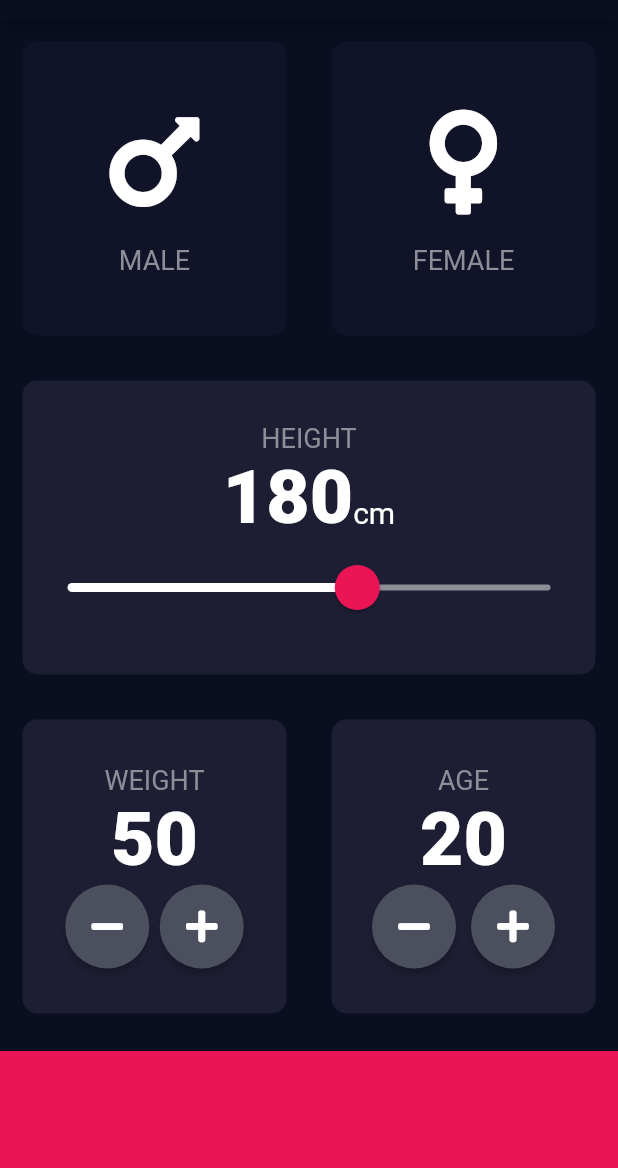
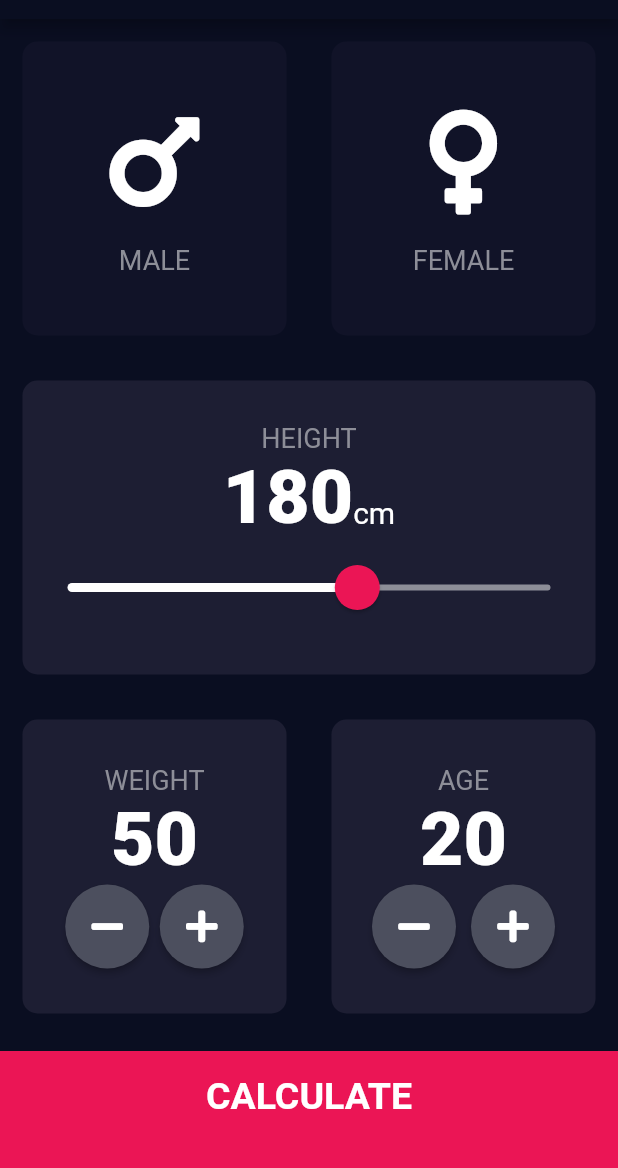
Before and after one commit to anshulkataria4/anshulkataria4-gmail.com, a Flutter app: the screen it shows after launch, on a phone screen of 412 x 824 dp, the part 65-1233 px from its top. Run offline on Flutter 3.47's test engine with Material 2 defaults, Android fonts, the phone set to English and light mode, and no system bars; our stand-ins replace font_awesome_flutter.

Commit message:
restructured the project, breaking into parts

```diff
--- /dev/null
+++ b/lib/components/bottom_button.dart
@@ -0,0 +1,27 @@
+import 'package:flutter/material.dart';
+import '../constants.dart';
+
+class BottomButton extends StatelessWidget {
+  BottomButton({@required this.onTap, @required this.buttonTitle});
+  final Function onTap;
+  final String buttonTitle;
+
+  @override
+  Widget build(BuildContext context) {
+    return GestureDetector(
+      onTap: onTap,
+      child: Container(
+        alignment: Alignment.center,
+        child: Text(
+          buttonTitle,
+          style: kLargeButtonTextStyle,
+        ),
+        color: kBottomContainerColor,
+        margin: EdgeInsets.only(top: 10),
+        padding: EdgeInsets.only(bottom: 20),
+        height: kBottomContainerHeight,
+        width: double.infinity,
+      ),
+    );
+  }
+}
--- a/lib/icon_tile.dart
+++ b/lib/components/icon_tile.dart
@@ -1,5 +1,5 @@
 import 'package:flutter/material.dart';
-import 'constants.dart';
+import '../constants.dart';
 
 class IconTile extends StatelessWidget {
   final IconData icon;
--- /dev/null
+++ b/lib/components/round_icon_button.dart
@@ -0,0 +1,22 @@
+import 'package:flutter/material.dart';
+
+class RoundIconButton extends StatelessWidget {
+  RoundIconButton({this.icon, this.onPressedFunction});
+  final IconData icon;
+  final Function onPressedFunction;
+
+  @override
+  Widget build(BuildContext context) {
+    return RawMaterialButton(
+      child: Icon(icon),
+      onPressed: onPressedFunction,
+      elevation: 2.0,
+      constraints: BoxConstraints.tightFor(
+        width: 56.0,
+        height: 56.0,
+      ),
+      shape: CircleBorder(),
+      fillColor: Color(0xFF4C4F5E),
+    );
+  }
+}
--- a/lib/constants.dart
+++ b/lib/constants.dart
@@ -8,6 +8,16 @@ const kHeightStyle = TextStyle(
   fontSize: 50.0,
   fontWeight: FontWeight.w900,
 );
+const kLargeButtonTextStyle = TextStyle(
+  fontSize: 25.0,
+  fontWeight: FontWeight.bold,
+);
+
+const kResultTextStyle = TextStyle(
+  fontSize: 25.0,
+  fontWeight: FontWeight.w400,
+  color: Colors.greenAccent,
+);
 const kBottomContainerHeight = 80.0;
 const kActiveCardColor = Color(0xFF1D1E33);
 const kInactiveCardColor = Color(0xFF111328);
--- a/lib/main.dart
+++ b/lib/main.dart
@@ -1,5 +1,5 @@
 import 'package:flutter/material.dart';
-import 'input_page.dart';
+import 'screens/input_page.dart';
 
 void main() => runApp(BMICalculator());
 
--- a/lib/input_page.dart
+++ b/lib/screens/input_page.dart
@@ -1,8 +1,11 @@
-import 'package:bmi_calculator/reusable_card.dart';
+import 'package:bmi_calculator/screens/results_page.dart';
+import 'package:bmi_calculator/components/reusable_card.dart';
 import 'package:flutter/material.dart';
 import 'package:font_awesome_flutter/font_awesome_flutter.dart';
-import 'icon_tile.dart';
-import 'constants.dart';
+import '../components/bottom_button.dart';
+import '../components/icon_tile.dart';
+import '../constants.dart';
+import '../components/round_icon_button.dart';
 
 class InputPage extends StatefulWidget {
   @override
@@ -197,7 +200,7 @@ class _InputPageState extends State<InputPage> {
                           children: <Widget>[
                             RoundIconButton(
                               icon: FontAwesomeIcons.minus,
-                              onPressedFunction: (){
+                              onPressedFunction: () {
                                 setState(() {
                                   age--;
                                 });
@@ -208,7 +211,7 @@ class _InputPageState extends State<InputPage> {
                             ),
                             RoundIconButton(
                               icon: FontAwesomeIcons.plus,
-                              onPressedFunction: (){
+                              onPressedFunction: () {
                                 setState(() {
                                   age++;
                                 });
@@ -223,35 +226,16 @@ class _InputPageState extends State<InputPage> {
               ],
             ),
           ),
-          Container(
-            color: kBottomContainerColor,
-            margin: EdgeInsets.only(top: 10),
-            height: kBottomContainerHeight,
-            width: double.infinity,
+          BottomButton(
+            onTap: () {
+              Navigator.push(context, MaterialPageRoute(builder: (context) {
+                return Result();
+              }));
+            },
+            buttonTitle: 'CALCULATE',
           )
         ],
       ),
     );
   }
 }
-
-class RoundIconButton extends StatelessWidget {
-  RoundIconButton({this.icon, this.onPressedFunction});
-  final IconData icon;
-  final Function onPressedFunction;
-
-  @override
-  Widget build(BuildContext context) {
-    return RawMaterialButton(
-      child: Icon(icon),
-      onPressed: onPressedFunction,
-      elevation: 2.0,
-      constraints: BoxConstraints.tightFor(
-        width: 56.0,
-        height: 56.0,
-      ),
-      shape: CircleBorder(),
-      fillColor: Color(0xFF4C4F5E),
-    );
-  }
-}
```
Also changed, not shown: lib/screens/results_page.dart (added, +82 -0 lines), lib/components/reusable_card.dart (renamed from lib/reusable_card.dart).
